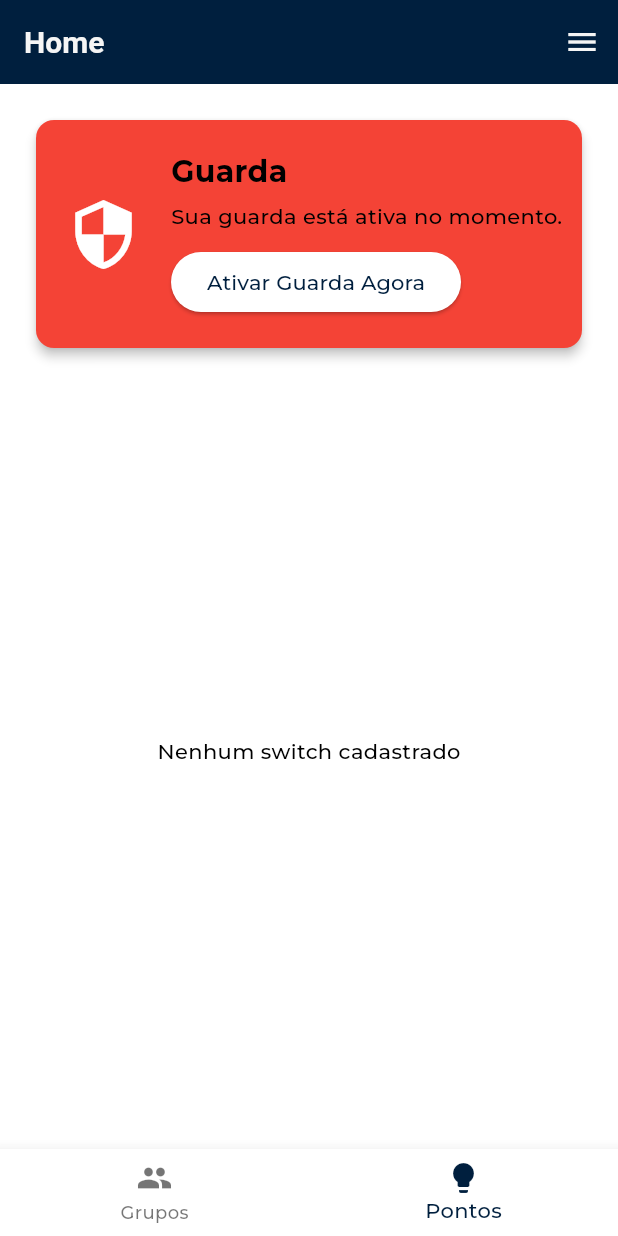
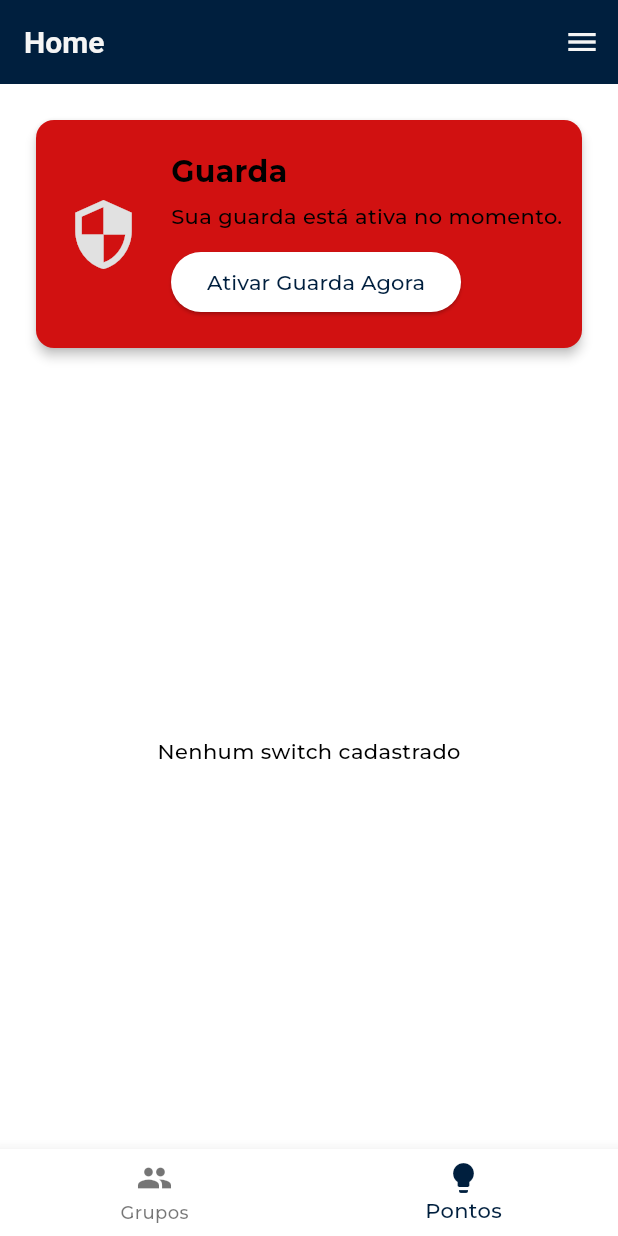
Before and after one commit to jacrifla/app_atalaia, a Flutter app: the HomeScreen screen opened by its route, item 2 of the bottom bar chosen, after a tap on "Ativar Guarda Agora", on a phone screen of 412 x 824 dp. Run offline on Flutter 3.47's test engine with Material 3 defaults, Android fonts, the phone set to English and light mode, and no system bars; our stand-ins replace dio, get_storage; accounts and stored records are empty; network calls fail; project files that could hold a hidden picture were left out.

Commit message:
refatorado codigo

```diff
--- a/lib/widgets/guard_card.dart
+++ b/lib/widgets/guard_card.dart
@@ -8,15 +8,21 @@ class GuardaCard extends StatefulWidget {
 }
 
 class _GuardaCardState extends State<GuardaCard> {
-  String _guardaStatusText = 'Sua guarda não está ativa no momento.';
-  Color _cardBackgroundColor = Colors.white;
-  Color _iconColor = Colors.black;
+  bool _guardaAtiva = false;
+
+  void _toggleGuarda() {
+    setState(() {
+      _guardaAtiva = !_guardaAtiva;
+    });
+  }
 
   @override
   Widget build(BuildContext context) {
     return Card(
       elevation: 3,
-      color: _cardBackgroundColor,
+      color: _guardaAtiva
+          ? Theme.of(context).colorScheme.error
+          : Theme.of(context).colorScheme.background,
       child: Padding(
         padding: const EdgeInsets.all(20),
         child: Column(
@@ -28,7 +34,9 @@ class _GuardaCardState extends State<GuardaCard> {
                 Icon(
                   Icons.security,
                   size: 50,
-                  color: _iconColor,
+                  color: _guardaAtiva
+                      ? Theme.of(context).colorScheme.background
+                      : Theme.of(context).colorScheme.primary,
                 ),
                 const SizedBox(width: 20),
                 Column(
@@ -43,25 +51,13 @@ class _GuardaCardState extends State<GuardaCard> {
                     ),
                     const SizedBox(height: 5),
                     Text(
-                      _guardaStatusText,
+                      _guardaAtiva
+                          ? 'Sua guarda está ativa no momento.'
+                          : 'Sua guarda não está ativa no momento.',
                     ),
                     const SizedBox(height: 10),
                     ElevatedButton(
-                      onPressed: () {
-                        setState(() {
-                          _cardBackgroundColor =
-                              _cardBackgroundColor == Colors.red
-                                  ? Colors.white
-                                  : Colors.red;
-                          _iconColor = _cardBackgroundColor == Colors.red
-                              ? Colors.white
-                              : Colors.black;
-                          _guardaStatusText = _cardBackgroundColor == Colors.red
-                              ? 'Sua guarda está ativa no momento.'
-                              : 'Sua guarda não está ativa no momento.';
-                        });
-                        // Implementar lógica para ativar a guarda aqui
-                      },
+                      onPressed: _toggleGuarda,
                       child: const Text('Ativar Guarda Agora'),
                     ),
                   ],
```
